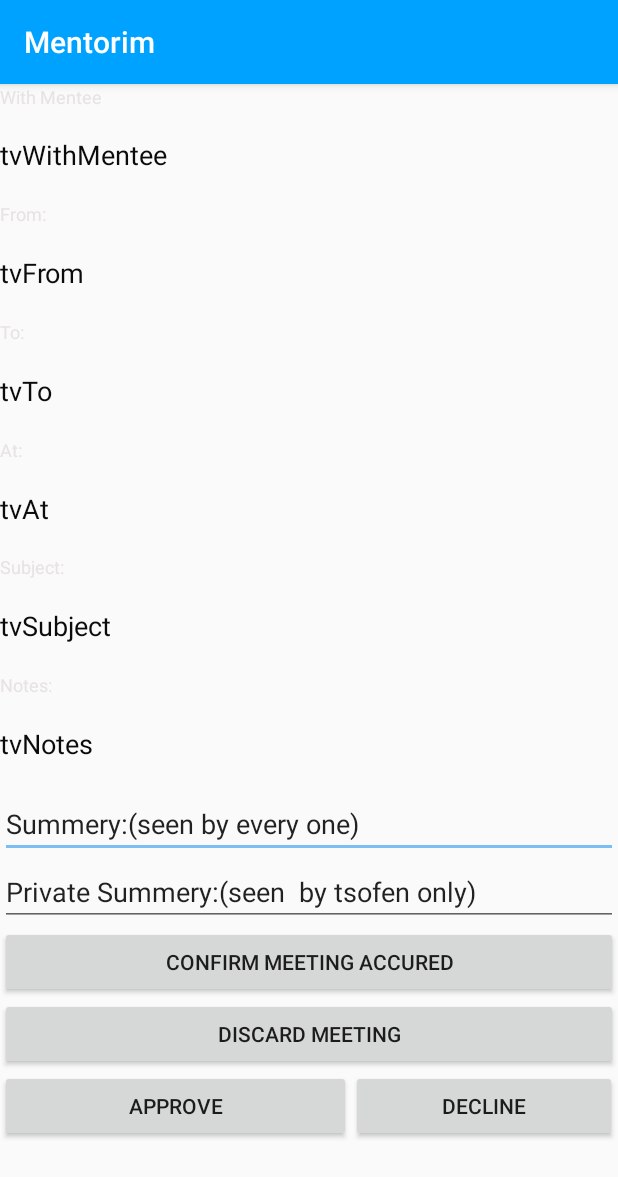
After one commit to shalomweiss/mm-android-2017, an Android app: the MeetingController screen opened directly, with no data from a screen before it, on a phone screen of 412 x 824 dp. The commit adds this screen. Shown: the top 1177 px of the screen. Run offline under Robolectric (Android 15) with nearby library versions, the phone set to English and light mode, and no system bars; libraries missing offline, so code that uses them is left out: net.crofis.ui.

Commit message:
Auto stash before merge of "master" and "origin/master"

```diff
--- a/app/build.gradle
+++ b/app/build.gradle
@@ -45,7 +45,6 @@ dependencies {
     compile 'com.squareup.okhttp3:okhttp:3.9.0'
     compile 'com.google.code.gson:gson:2.8.1'
     compile 'com.android.support:cardview-v7:25.3.1'
-    testCompile 'junit:junit:4.12'
     compile 'net.crofis:ui:1.0.3'
     compile 'com.android.support:design:25.3.1'
 }
--- a/app/src/main/AndroidManifest.xml
+++ b/app/src/main/AndroidManifest.xml
@@ -22,8 +22,9 @@
         </activity>
         <activity android:name=".LoginActivity" />
         <activity android:name="org.tsofen.model.ProfileController" />
-        <activity android:name=".Meetingdetails"></activity>
-        <activity android:name=".MeetingCreateActivity"></activity>
+        <activity android:name=".Meetingdetails" />
+        <activity android:name=".MeetingCreateActivity" />
+        <activity android:name=".MeetingController"></activity>
     </application>
 
 </manifest>
--- /dev/null
+++ b/app/src/main/java/org/tsofen/mentorim/MeetingController.java
@@ -0,0 +1,65 @@
+package org.tsofen.mentorim;
+
+import android.support.v7.app.AppCompatActivity;
+import android.os.Bundle;
+import android.view.View;
+import android.widget.Button;
+import android.widget.EditText;
+import android.widget.TextView;
+
+import net.crofis.ui.dialog.LoadingDialog;
+
+import org.tsofen.model.APIManager;
+import org.tsofen.model.Callbacks;
+import org.tsofen.model.DataManager;
+import org.tsofen.model.ServerResponse;
+import org.tsofen.model.classes.User;
+
+public class MeetingController extends AppCompatActivity {
+    private TextView tvWithMentee;
+    private TextView tvFrom;
+    private TextView tvTo;
+    private TextView tvAt;
+    private TextView tvSubject;
+    private TextView tvNotes;
+    private EditText etSummery;
+    private EditText etPrivateSummary;
+    private Button btnConfirm;
+    private Button btnDiscard;
+    private Button btnApprove;
+    private Button btnDecline;
+    private APIManager apiManager;
+    private DataManager dataManager;
+    @Override
+    protected void onCreate(Bundle savedInstanceState) {
+        super.onCreate(savedInstanceState);
+        setContentView(R.layout.activity_meetingdetails);
+        tvWithMentee=(TextView)findViewById(R.id.tvWithMentee);
+        tvFrom=(TextView)findViewById(R.id.tvFrom);
+        tvAt=(TextView)findViewById(R.id.tvAt);
+        tvTo=(TextView)findViewById(R.id.tvTo);
+        tvSubject=(TextView)findViewById(R.id.tvSubject);
+        tvNotes=(TextView)findViewById(R.id.tvNotes);
+        etSummery=(EditText) findViewById(R.id.etSummery);
+        etPrivateSummary=(EditText) findViewById(R.id.etPrivateSummery);
+        btnConfirm=(Button)findViewById(R.id.btnConfirm);
+        btnApprove=(Button)findViewById(R.id.btnApprove);
+        btnDiscard=(Button)findViewById(R.id.btnDiscard);
+        btnDecline=(Button)findViewById(R.id.btnDecline);
+        apiManager=APIManager.getInstance();
+        dataManager=DataManager.getInstance(getApplicationContext());
+//        btnConfirm.setOnClickListener(view -> {
+//            String id=dataManager.getUser().getId()+"";
+//            String token=dataManager.getToken();
+//            apiManager.confirmMeeting(id,token,);
+//        });
+
+//        final LoadingDialog dialog = new LoadingDialog(this,"Loading...");
+//        dialog.show();
+//
+//
+//        APIManager.getInstance().login("", "", "", (response, user, token, exception) -> {
+//        });
+
+    }
+}
--- a/app/src/main/res/layout/activity_meetingdetails.xml
+++ b/app/src/main/res/layout/activity_meetingdetails.xml
@@ -138,13 +138,13 @@
             android:text="Private Summery:(seen  by tsofen only)" />
 
         <Button
-            android:id="@+id/button4"
+            android:id="@+id/btnConfirm"
             android:layout_width="match_parent"
             android:layout_height="wrap_content"
             android:text="Confirm Meeting Accured" />
 
         <Button
-            android:id="@+id/button3"
+            android:id="@+id/btnDiscard"
             android:layout_width="match_parent"
             android:layout_height="wrap_content"
             android:text="discard meeting" />
@@ -158,14 +158,14 @@
         android:orientation="horizontal">
 
         <Button
-            android:id="@+id/onapprove"
+            android:id="@+id/btnApprove"
             android:layout_width="wrap_content"
             android:layout_height="wrap_content"
             android:layout_weight="1.63"
             android:text="approve" />
 
         <Button
-            android:id="@+id/button"
+            android:id="@+id/btnDecline"
             android:layout_width="wrap_content"
             android:layout_height="wrap_content"
             android:layout_weight="1"
```
